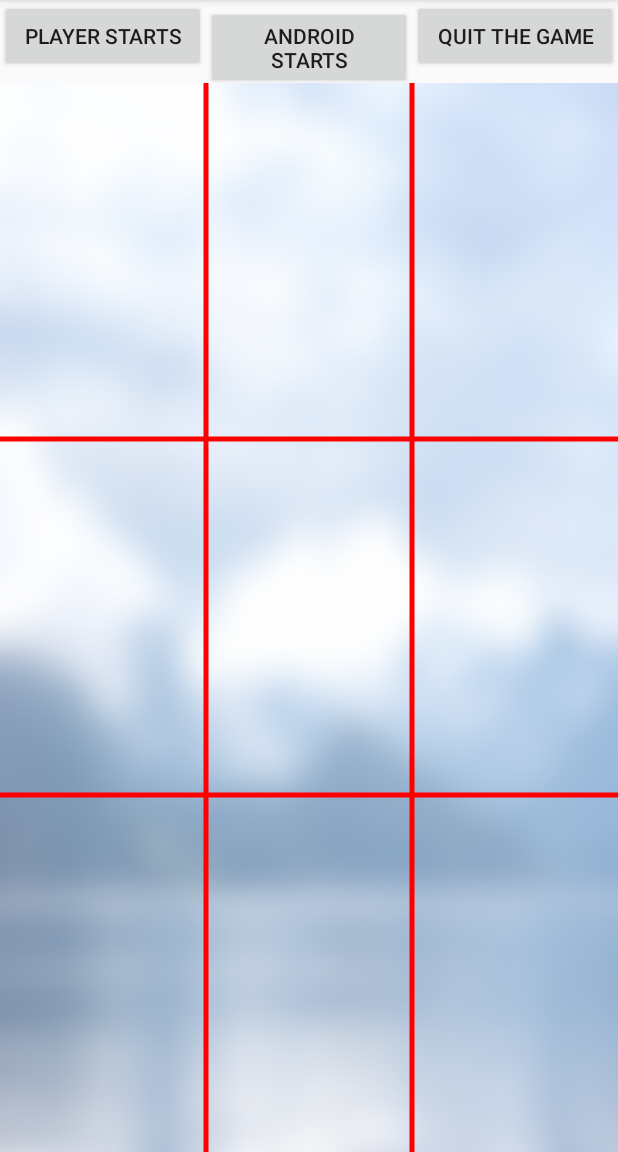
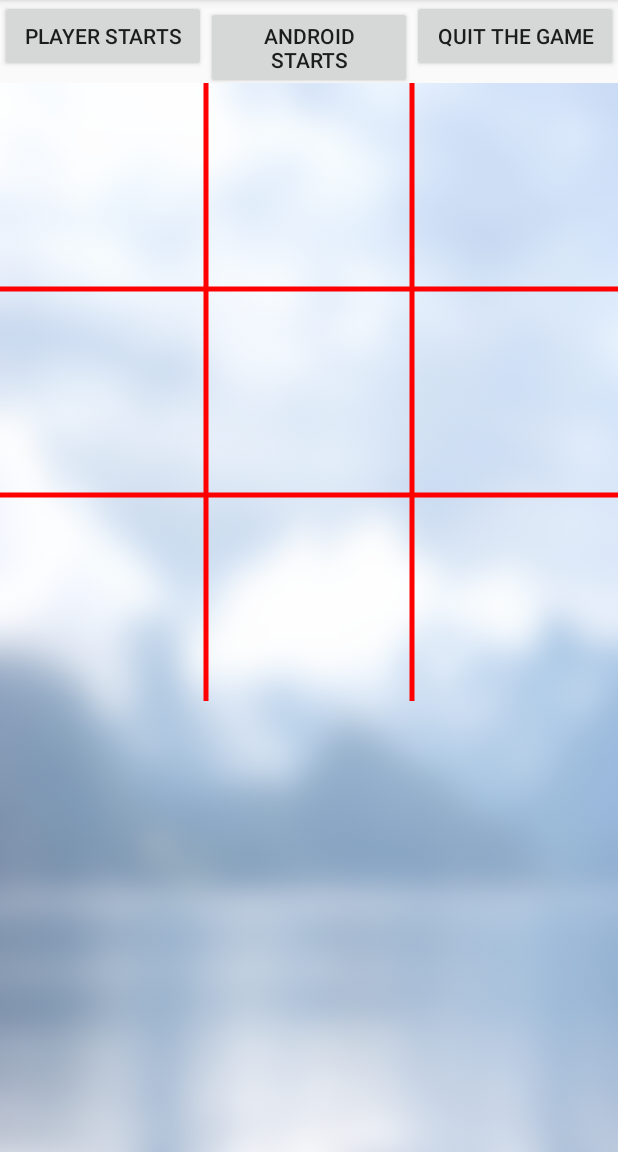
Before and after one commit to julianwagner/TicTacToe, an Android app: the screen it shows after launch (MainActivity), on a phone screen of 412 x 824 dp, the part 84-1236 px from its top. Run offline under Robolectric (Android 15) with nearby library versions, the phone set to English and light mode, and no system bars.

Commit message:
updated field

```diff
--- a/app/src/main/java/com/example/standard/tictactoe/TicTacToeView.java
+++ b/app/src/main/java/com/example/standard/tictactoe/TicTacToeView.java
@@ -24,12 +24,13 @@ public class TicTacToeView extends View {
     protected void onDraw(Canvas canvas) {
         super.onDraw(canvas);
 
+        final int distance = canvas.getHeight() - canvas.getWidth();
         final int width = canvas.getWidth() / 3;
-        final int height = canvas.getHeight() / 3;
+        final int height = (canvas.getHeight() - distance) / 3;
 
         for (int i = 1; i <= 2; i++) {
             canvas.drawLine(0, height * i, getWidth(), height * i, linePaint);
-            canvas.drawLine(width * i, 0, width * i, getHeight(), linePaint);
+            canvas.drawLine(width * i, 0, width * i, getHeight() - distance, linePaint);
         }
     }
 }
```
